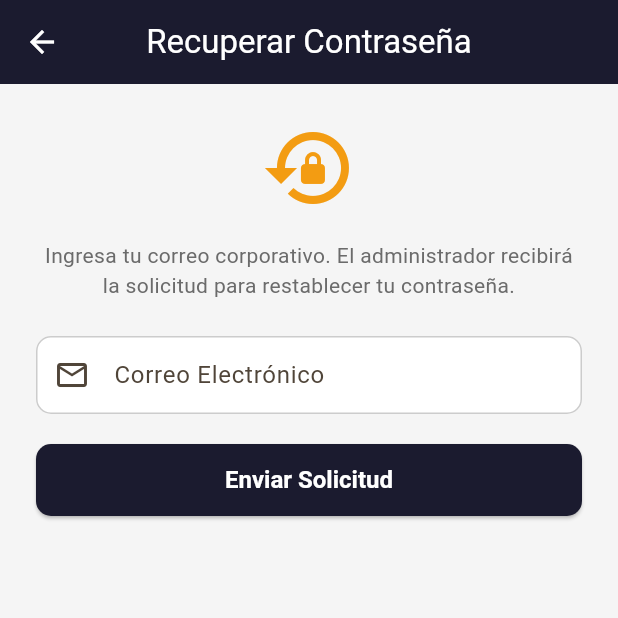
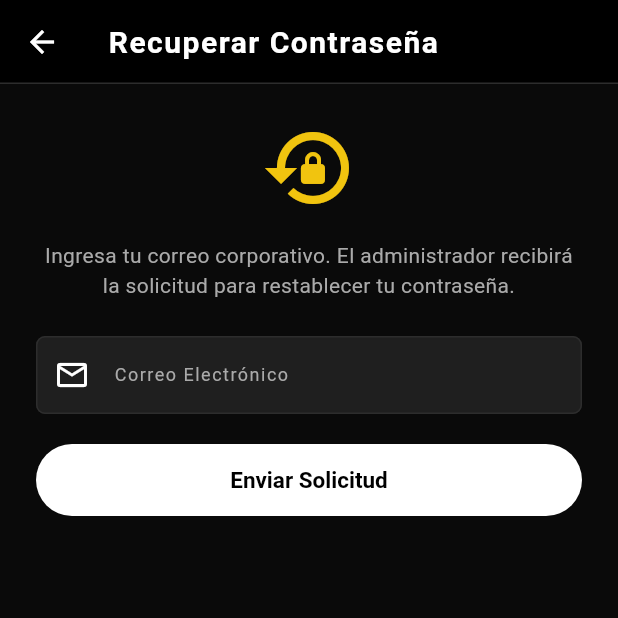
Before and after one commit to hantoni577-creator/practica-flutter, a Flutter app: the screen it shows after launch, after a tap on "Ingresar de Forma Segura", after a tap on "¿Problemas para acceder? Recuperar contr", on a phone screen of 412 x 824 dp, the top half of it. Run offline on Flutter 3.47's test engine with Material 3 defaults, Android fonts, the phone set to English and light mode, and no system bars; our stand-ins replace share_plus, shared_preferences; accounts and stored records are empty; network calls fail; Roboto replaces fonts that are missing (Segoe UI).

Commit message:
cambio de estilo a dark

```diff
--- a/kimuka_movil/lib/config/api_config.dart
+++ b/kimuka_movil/lib/config/api_config.dart
@@ -1,18 +1,20 @@
 import 'package:flutter/foundation.dart';
 
 class ApiConfig {
-  static const String _urlPersonalizada =
-  String.fromEnvironment('API_URL', defaultValue: '');
+  static const String _envApiUrl = String.fromEnvironment('API_URL', defaultValue: '');
+
+  static const String appEnv = String.fromEnvironment(
+    'APP_ENV',
+    defaultValue: 'development',
+  );
 
   static String get baseUrl {
-    if (_urlPersonalizada.isNotEmpty) return _urlPersonalizada;
+    if (_envApiUrl.isNotEmpty) return _envApiUrl;
 
-    // Si estás ejecutando en navegador Web o Windows
     if (kIsWeb) {
       return 'http://127.0.0.1:5000';
     }
 
-    // Si estás en emulador Android
     return 'http://10.0.2.2:5000';
   }
 
--- a/kimuka_movil/lib/screens/admin/dashboard_admin.dart
+++ b/kimuka_movil/lib/screens/admin/dashboard_admin.dart
@@ -33,7 +33,9 @@ class DashboardAdmin extends StatelessWidget {
   Widget build(BuildContext context) {
     final nombre =
     (context.watch<AuthProvider>().user?.nombre ?? 'ADMIN').toUpperCase();
-    return ListView(
+    return Scaffold(
+      backgroundColor: AppTheme.bgMain,
+      body: ListView(
         padding: const EdgeInsets.all(16),
         children: [
           const Icon(Icons.checkroom, size: 64, color: AppTheme.acento),
@@ -44,7 +46,7 @@ class DashboardAdmin extends StatelessWidget {
             style: const TextStyle(
               fontSize: 22,
               fontWeight: FontWeight.bold,
-            color: AppTheme.primario,
+              color: AppTheme.textPrimary, // Blanco nítido
             ),
           ),
           const SizedBox(height: 4),
@@ -123,6 +125,7 @@ class DashboardAdmin extends StatelessWidget {
             onTap: alCerrarSesion,
           ),
         ],
+      ),
     );
   }
 }
--- a/kimuka_movil/lib/screens/auth/login_screen.dart
+++ b/kimuka_movil/lib/screens/auth/login_screen.dart
@@ -45,6 +45,7 @@ class _LoginScreenState extends State<LoginScreen> {
   Widget build(BuildContext context) {
     final auth = context.watch<AuthProvider>();
     return Scaffold(
+      backgroundColor: AppTheme.bgMain, // Fondo negro premium
       body: SafeArea(
         child: Center(
           child: SingleChildScrollView(
@@ -64,7 +65,7 @@ class _LoginScreenState extends State<LoginScreen> {
                     style: TextStyle(
                       fontSize: 26,
                       fontWeight: FontWeight.bold,
-                      color: AppTheme.primario,
+                      color: AppTheme.textPrimary, // Blanco nítido
                       letterSpacing: 3,
                     ),
                   ),
@@ -78,26 +79,29 @@ class _LoginScreenState extends State<LoginScreen> {
                   const SizedBox(height: 28),
                   TextField(
                     controller: _correo,
+                    style: const TextStyle(color: AppTheme.textPrimary),
                     keyboardType: TextInputType.emailAddress,
                     textInputAction: TextInputAction.next,
                     decoration: const InputDecoration(
                       labelText: 'Correo Electrónico',
-                      prefixIcon: Icon(Icons.email_outlined),
+                      prefixIcon: Icon(Icons.email_outlined, color: AppTheme.textoSecundario),
                     ),
                   ),
                   const SizedBox(height: 16),
                   TextField(
                     controller: _password,
                     obscureText: _ocultarPass,
+                    style: const TextStyle(color: AppTheme.textPrimary),
                     textInputAction: TextInputAction.done,
                     onSubmitted: (_) => _ingresar(),
                     decoration: InputDecoration(
                       labelText: 'Contraseña',
-                      prefixIcon: const Icon(Icons.lock_outline),
+                      prefixIcon: const Icon(Icons.lock_outline, color: AppTheme.textoSecundario),
                       suffixIcon: IconButton(
-                        icon: Icon(_ocultarPass
-                            ? Icons.visibility_off
-                            : Icons.visibility),
+                        icon: Icon(
+                          _ocultarPass ? Icons.visibility_off : Icons.visibility,
+                          color: AppTheme.textoSecundario,
+                        ),
                         onPressed: () =>
                             setState(() => _ocultarPass = !_ocultarPass),
                       ),
@@ -113,7 +117,7 @@ class _LoginScreenState extends State<LoginScreen> {
                       height: 22,
                       width: 22,
                       child: CircularProgressIndicator(
-                                strokeWidth: 2, color: Colors.white),
+                          strokeWidth: 2, color: Colors.black),
                     )
                         : const Text('Ingresar de Forma Segura'),
                   ),
--- a/kimuka_movil/lib/screens/empleado/registro_horas.dart
+++ b/kimuka_movil/lib/screens/empleado/registro_horas.dart
@@ -113,16 +113,20 @@ class _RegistroHorasScreenState extends State<RegistroHorasScreen> {
     final fecha = DateFormat('yyyy-MM-dd').format(ahora);
     final hora = DateFormat('HH:mm').format(ahora);
 
-    return ListView(
+    return Scaffold(
+      backgroundColor: AppTheme.bgMain, // Soluciona el fondo blanco
+      body: SafeArea(
+        child: ListView(
           padding: const EdgeInsets.all(16),
           children: [
+            const SizedBox(height: 12),
             Text(
               nombre,
               textAlign: TextAlign.center,
               style: const TextStyle(
                 fontSize: 20,
                 fontWeight: FontWeight.bold,
-            color: AppTheme.primario,
+                color: AppTheme.textPrimary, // Blanco nítido sin subrayado
               ),
             ),
             const SizedBox(height: 24),
@@ -141,6 +145,7 @@ class _RegistroHorasScreenState extends State<RegistroHorasScreen> {
                       style: const TextStyle(
                         fontSize: 18,
                         fontWeight: FontWeight.bold,
+                        color: AppTheme.textPrimary,
                       ),
                     ),
                     const SizedBox(height: 12),
@@ -161,11 +166,13 @@ class _RegistroHorasScreenState extends State<RegistroHorasScreen> {
                     if (_activa != null)
                       Column(
                         children: [
-                      const Chip(
-                        avatar: Icon(Icons.play_circle,
+                          Chip(
+                            avatar: const Icon(Icons.play_circle,
                                 color: AppTheme.exito, size: 18),
-                        label: Text('Jornada en curso'),
-                        backgroundColor: Color(0xFFE8F5E9),
+                            label: const Text('Jornada en curso'),
+                            backgroundColor: AppTheme.exito.withValues(alpha: 0.15),
+                            side: const BorderSide(color: AppTheme.exito),
+                            labelStyle: const TextStyle(color: AppTheme.exito),
                           ),
                           const SizedBox(height: 12),
                           Text(
@@ -191,13 +198,19 @@ class _RegistroHorasScreenState extends State<RegistroHorasScreen> {
                 ),
               ),
             ),
-        const SizedBox(height: 16),
+            const SizedBox(height: 20),
             const Text(
               'Al cerrar sesión podrás registrar tu hora de salida.',
               textAlign: TextAlign.center,
-          style: TextStyle(color: AppTheme.textoSecundario),
+              style: TextStyle(
+                color: AppTheme.textoSecundario,
+                fontSize: 14,
+                decoration: TextDecoration.none, // Elimina el subrayado amarillo
+              ),
             ),
           ],
+        ),
+      ),
     );
   }
 }
--- a/kimuka_movil/lib/state/auth_provider.dart
+++ b/kimuka_movil/lib/state/auth_provider.dart
@@ -37,10 +37,12 @@ class AuthProvider extends ChangeNotifier {
     } on ApiException catch (e) {
       _error = e.message;
       return false;
-    } catch (_) {
-      _error = 'No se pudo conectar con el servidor';
+    } catch (e, stack) {
+      print('DETALLE ERROR FLUTTER: $e');
+      print(stack);
+      _error = 'Error: $e';
       return false;
-    } finally {
+    }finally {
       _cargando = false;
       notifyListeners();
     }
--- a/kimuka_movil/lib/theme/app_theme.dart
+++ b/kimuka_movil/lib/theme/app_theme.dart
@@ -3,70 +3,154 @@ import 'package:flutter/material.dart';
 class AppTheme {
   AppTheme._();
 
-  static const Color primario = Color(0xFF1B1B2F);
-  static const Color acento = Color(0xFFF39C12);
-  static const Color fondo = Color(0xFFF5F5F5);
-  static const Color textoSecundario = Color(0xFF6B6B6B);
-  static const Color peligro = Color(0xFFC62828);
-  static const Color exito = Color(0xFF2E7D32);
+  // Colores base de la web
+  static const Color bgMain = Color(0xFF0A0A0A);
+  static const Color bgCard = Color(0xFF141414);
+  static const Color bgInput = Color(0xFF1F1F1F);
+  static const Color borderColor = Color(0xFF2D2D2D);
 
-  static ThemeData get light => ThemeData(
+  static const Color textPrimary = Color(0xFFFFFFFF);
+  static const Color textSecondary = Color(0xFFAAAAAA);
+  static const Color textMuted = Color(0xFF666666);
+
+  static const Color colorSuccess = Color(0xFF2ECC71);
+  static const Color colorError = Color(0xFFE74C3C);
+  static const Color colorWarning = Color(0xFFF1C40F);
+
+  // ==========================================
+  // AQUÍ HACES EL CAMBIO:
+  // ==========================================
+// En tu archivo AppTheme:
+  static const Color primario = Color(0xFF1F1F1F);
+  static const Color bgCirculo = Color(0xFF1F1F1F);
+  static const Color acento = Color(0xFFF1C40F);
+  static const Color fondo = bgMain;
+  static const Color textoSecundario = textSecondary;
+  static const Color peligro = colorError;
+  static const Color exito = colorSuccess;
+
+  // ... resto de tu código get dark / get light
+  // ==========================================================================
+  // 3. GETTERS DEL TEMA (Soporta AppTheme.dark y AppTheme.light)
+  // ==========================================================================
+  static ThemeData get dark => ThemeData(
     useMaterial3: true,
-        colorScheme: ColorScheme.fromSeed(
-          seedColor: acento,
-          primary: primario,
-          secondary: acento,
-          surface: Colors.white,
+    brightness: Brightness.dark,
+    scaffoldBackgroundColor: bgMain,
+    colorScheme: const ColorScheme.dark(
+      primary: textPrimary,
+      surface: bgCard,
+      error: colorError,
+      onPrimary: Colors.black,
+      onSurface: textPrimary,
     ),
-        scaffoldBackgroundColor: fondo,
+    fontFamily: 'Segoe UI',
+
+    // Header / AppBar
     appBarTheme: const AppBarTheme(
-          backgroundColor: primario,
-          foregroundColor: Colors.white,
+      backgroundColor: Color(0xFF000000),
+      foregroundColor: textPrimary,
       elevation: 0,
-          centerTitle: true,
+      centerTitle: false,
+      shape: Border(
+        bottom: BorderSide(color: borderColor, width: 1),
       ),
-        cardTheme: const CardThemeData(
-          elevation: 2,
-          color: Colors.white,
-          shape: RoundedRectangleBorder(
-            borderRadius: BorderRadius.all(Radius.circular(12)),
+      titleTextStyle: TextStyle(
+        fontSize: 20,
+        fontWeight: FontWeight.w600,
+        letterSpacing: 1,
+        color: textPrimary,
       ),
     ),
+
+    // Paneles, cards y contenedores
+    cardTheme: const CardThemeData(
+      elevation: 0,
+      color: bgCard,
+      shape: RoundedRectangleBorder(
+        borderRadius: BorderRadius.all(Radius.circular(16)),
+        side: BorderSide(color: borderColor, width: 1),
+      ),
+    ),
+
+    // Campos de texto (inputs)
     inputDecorationTheme: InputDecorationTheme(
       filled: true,
-          fillColor: Colors.white,
+      fillColor: bgInput,
+      hintStyle: const TextStyle(color: textMuted, fontSize: 14),
+      labelStyle: const TextStyle(
+        color: textSecondary,
+        fontSize: 12,
+        letterSpacing: 1,
+      ),
+      contentPadding:
+      const EdgeInsets.symmetric(horizontal: 16, vertical: 14),
       border: OutlineInputBorder(
-            borderRadius: BorderRadius.circular(10),
-            borderSide: const BorderSide(color: Color(0xFFCCCCCC)),
+        borderRadius: BorderRadius.circular(6),
+        borderSide: const BorderSide(color: borderColor),
       ),
       enabledBorder: OutlineInputBorder(
-            borderRadius: BorderRadius.circular(10),
-            borderSide: const BorderSide(color: Color(0xFFCCCCCC)),
+        borderRadius: BorderRadius.circular(6),
+        borderSide: const BorderSide(color: borderColor),
       ),
       focusedBorder: OutlineInputBorder(
-            borderRadius: BorderRadius.circular(10),
-            borderSide: const BorderSide(color: acento, width: 2),
+        borderRadius: BorderRadius.circular(6),
+        borderSide: const BorderSide(color: textSecondary, width: 1.5),
       ),
-          contentPadding:
-              const EdgeInsets.symmetric(horizontal: 14, vertical: 14),
     ),
+
+    // Botones principales (.btn-submit)
     elevatedButtonTheme: ElevatedButtonThemeData(
       style: ElevatedButton.styleFrom(
-            backgroundColor: primario,
-            foregroundColor: Colors.white,
+        backgroundColor: textPrimary,
+        foregroundColor: Colors.black,
         minimumSize: const Size.fromHeight(48),
+        elevation: 0,
         shape: RoundedRectangleBorder(
-              borderRadius: BorderRadius.circular(10),
+          borderRadius: BorderRadius.circular(25),
         ),
-            textStyle:
-                const TextStyle(fontSize: 16, fontWeight: FontWeight.bold),
+        textStyle: const TextStyle(
+          fontSize: 15,
+          fontWeight: FontWeight.bold,
         ),
       ),
-        navigationBarTheme: const NavigationBarThemeData(
-          backgroundColor: Colors.white,
-          indicatorColor: Color(0xFFFDE9C8),
     ),
-        dividerTheme:
-            const DividerThemeData(color: Color(0xFFE0E0E0), thickness: 1),
+
+    // Botones secundarios / login
+    outlinedButtonTheme: OutlinedButtonThemeData(
+      style: OutlinedButton.styleFrom(
+        backgroundColor: bgInput,
+        foregroundColor: textSecondary,
+        side: const BorderSide(color: borderColor),
+        shape: RoundedRectangleBorder(
+          borderRadius: BorderRadius.circular(20),
+        ),
+        padding: const EdgeInsets.symmetric(horizontal: 20, vertical: 10),
+        textStyle: const TextStyle(fontSize: 14),
+      ),
+    ),
+
+    // Tablas y divisores
+    dividerTheme: const DividerThemeData(
+      color: borderColor,
+      thickness: 1,
+      space: 1,
+    ),
+    dataTableTheme: DataTableThemeData(
+      headingRowColor: WidgetStateProperty.all(bgCard),
+      headingTextStyle: const TextStyle(
+        color: textSecondary,
+        fontWeight: FontWeight.w600,
+        fontSize: 14,
+      ),
+      dataTextStyle: const TextStyle(
+        color: textPrimary,
+        fontSize: 14,
+      ),
+      dividerThickness: 1,
+    ),
   );
+
+  // Redirige 'light' hacia el tema dark para evitar editar app.dart línea 31
+  static ThemeData get light => dark;
 }
--- a/kimuka_movil/lib/widgets/common.dart
+++ b/kimuka_movil/lib/widgets/common.dart
@@ -96,9 +96,12 @@ class ItemMenu extends StatelessWidget {
             children: [
               CircleAvatar(
                 radius: 24,
-                backgroundColor: AppTheme.primario,
+                backgroundColor: AppTheme.bgInput, // Fondo gris oscuro (#1F1F1F)
                 foregroundColor: Colors.white,
-                child: Icon(icono, color: colorIcono ?? Colors.white),
+                child: Icon(
+                  icono,
+                  color: colorIcono ?? AppTheme.textPrimary, // Icono en blanco o el color asignado
+                ),
               ),
               const SizedBox(width: 16),
               Expanded(
@@ -110,7 +113,7 @@ class ItemMenu extends StatelessWidget {
                       style: const TextStyle(
                         fontSize: 16,
                         fontWeight: FontWeight.bold,
-                        color: AppTheme.primario,
+                        color: AppTheme.textPrimary, // Texto blanco legible
                       ),
                     ),
                     if (subtitulo != null)
@@ -147,7 +150,7 @@ class TituloSeccion extends StatelessWidget {
         style: const TextStyle(
           fontSize: 18,
           fontWeight: FontWeight.bold,
-          color: AppTheme.primario,
+          color: AppTheme.textPrimary, // Blanco nítido para títulos de sección
         ),
       ),
     );
```
Also changed, not shown: kimuka_movil/analysis_options.yaml (+9 -0 lines), kimuka_movil/pubspec.lock. Lines whose indentation alone changed are shown as unchanged.
